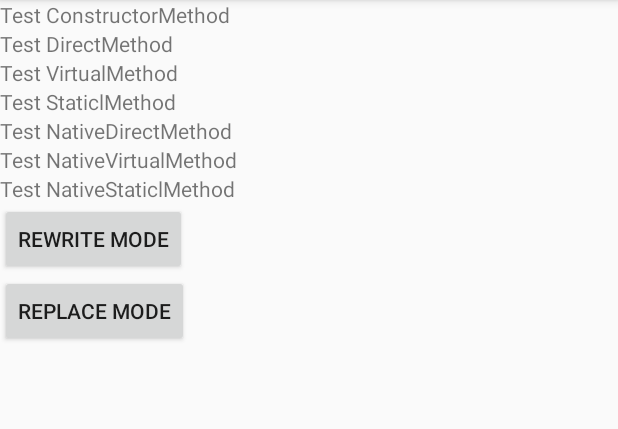
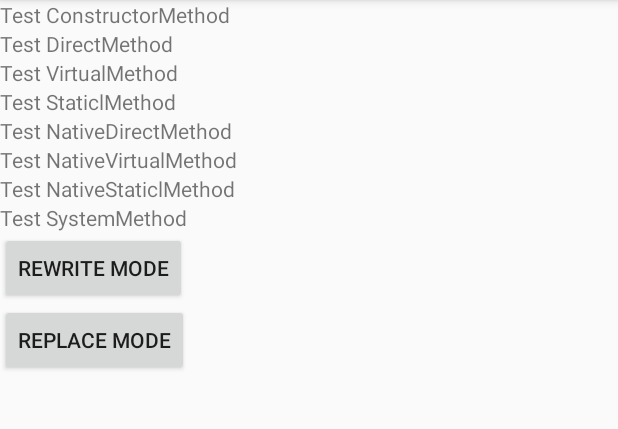
Before and after one commit to turing-technician/FastHook, an Android app: the screen it shows after launch (MainActivity), on a phone screen of 412 x 824 dp, the part 84-513 px from its top. Run offline under Robolectric (Android 15) with nearby library versions, the phone set to English and light mode, and no system bars.

Commit message:
update test case

```diff
--- a/app/src/main/java/pers/turing/technician/fasthookapp/MainActivity.java
+++ b/app/src/main/java/pers/turing/technician/fasthookapp/MainActivity.java
@@ -22,6 +22,7 @@ public class MainActivity extends AppCompatActivity {
     TextView mNativeDirectText;
     TextView mNativeVirtualText;
     TextView mNativeStaticText;
+    TextView mSystemText;
 
     String mConstructorTextString;
     String mDirectTextString;
@@ -30,6 +31,7 @@ public class MainActivity extends AppCompatActivity {
     String mNativeDirectTextString;
     String mNativeVirtualTextString;
     String mNativeStaticTextString;
+    String mSystemTextString;
 
     Button mRewriteMode;
     Button mReplaceMode;
@@ -50,6 +52,7 @@ public class MainActivity extends AppCompatActivity {
         mNativeDirectText = findViewById(R.id.native_direct_test);
         mNativeVirtualText = findViewById(R.id.native_virtual_test);
         mNativeStaticText = findViewById(R.id.native_static_test);
+        mSystemText = findViewById(R.id.system_test);
 
         mConstructorTextString = mConstructorText.getText().toString();
         mDirectTextString = mDirectText.getText().toString();
@@ -58,6 +61,7 @@ public class MainActivity extends AppCompatActivity {
         mNativeDirectTextString = mNativeDirectText.getText().toString();
         mNativeVirtualTextString = mNativeVirtualText.getText().toString();
         mNativeStaticTextString = mNativeStaticText.getText().toString();
+        mSystemTextString = mSystemText.getText().toString();
 
         mRewriteMode = findViewById(R.id.button_rewrite);
         mReplaceMode = findViewById(R.id.button_replace);
@@ -106,6 +110,7 @@ public class MainActivity extends AppCompatActivity {
 
         Test test = new Test(mConstructorText.getText().toString());
         mConstructorText.setText(mode + test.mMessage);
+
         if(test.mMessage.contains("hook param")) {
             mConstructorText.setTextColor(Color.GREEN);
         }else {
@@ -165,5 +170,14 @@ public class MainActivity extends AppCompatActivity {
         }else {
             mNativeStaticText.setTextColor(Color.RED);
         }
+
+        String systemMessage = mSystemTextString;
+        mSystemText.setText(systemMessage);
+        mSystemText.setText(mode + mSystemText.getText());
+        if(mSystemText.getText().toString().contains("hook param")) {
+            mSystemText.setTextColor(Color.GREEN);
+        }else {
+            mSystemText.setTextColor(Color.RED);
+        }
     }
 }
--- a/app/src/main/res/layout/activity_main.xml
+++ b/app/src/main/res/layout/activity_main.xml
@@ -49,6 +49,12 @@
         android:layout_height="wrap_content"
         android:text="Test NativeStaticlMethod" />
 
+    <TextView
+        android:id="@+id/system_test"
+        android:layout_width="match_parent"
+        android:layout_height="wrap_content"
+        android:text="Test SystemMethod" />
+
     <Button
         android:id="@+id/button_rewrite"
         android:layout_width="wrap_content"
--- a/fasthook/src/main/java/pers/turing/technician/fasthook/FastHookManager.java
+++ b/fasthook/src/main/java/pers/turing/technician/fasthook/FastHookManager.java
@@ -218,6 +218,10 @@ public class FastHookManager {
                             	if(success) {
                                 	doFullRewriteHookInternal(targetMethod,hookMethod,forwardMethod);
                             	}else {
+                                    if(Build.VERSION.SDK_INT >= ANDROID_O && BuildConfig.DEBUG) {
+                                        setNativeMethod(targetMethod);
+                                        Logd("set target method to native on debug mode");
+                                    }
                                 	doReplaceHookInternal(targetMethod,hookMethod,forwardMethod,isNative);
                             	}
                             	break;
```
Also changed, not shown: app/src/main/java/pers/turing/technician/fasthookapp/hook/HookInfo.java (+9 -1 lines), app/src/main/java/pers/turing/technician/fasthookapp/hook/HookInfo2.java (+9 -1 lines), app/src/main/java/pers/turing/technician/fasthookapp/hook/HookMethodInfo.java (+12 -0 lines), app/src/main/java/pers/turing/technician/fasthookapp/hook/Test.java (+11 -4 lines).
